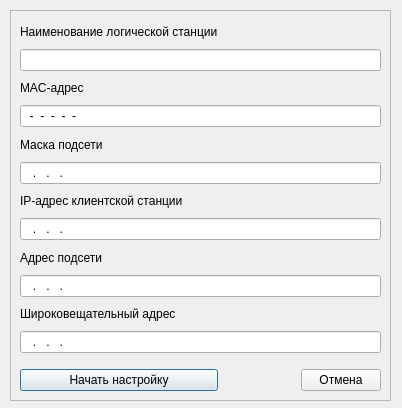
Before: the Qt Designer form gui/design/add_station_dialog.ui in rkvtsn/hdd_stations, drawn with Qt 5.
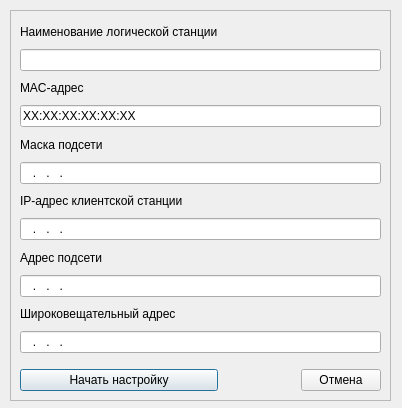
After: the same form once the commit is applied.

Diff of the .ui file:
```diff
--- a/gui/design/add_station_dialog.ui
+++ b/gui/design/add_station_dialog.ui
@@ -86,7 +86,10 @@
     <item row="3" column="0" colspan="3">
      <widget class="QLineEdit" name="edit_mac">
       <property name="inputMask">
-       <string>XX-XX-XX-XX-XX-XX; </string>
+       <string>XX:XX:XX:XX:XX:XX; </string>
+      </property>
+      <property name="text">
+       <string>XX:XX:XX:XX:XX:XX</string>
       </property>
       <property name="placeholderText">
        <string>FF:FF.FF:FF.FF:FF</string>
```
Left out of the diff: 3 changed lines with no effect on the pictures.
